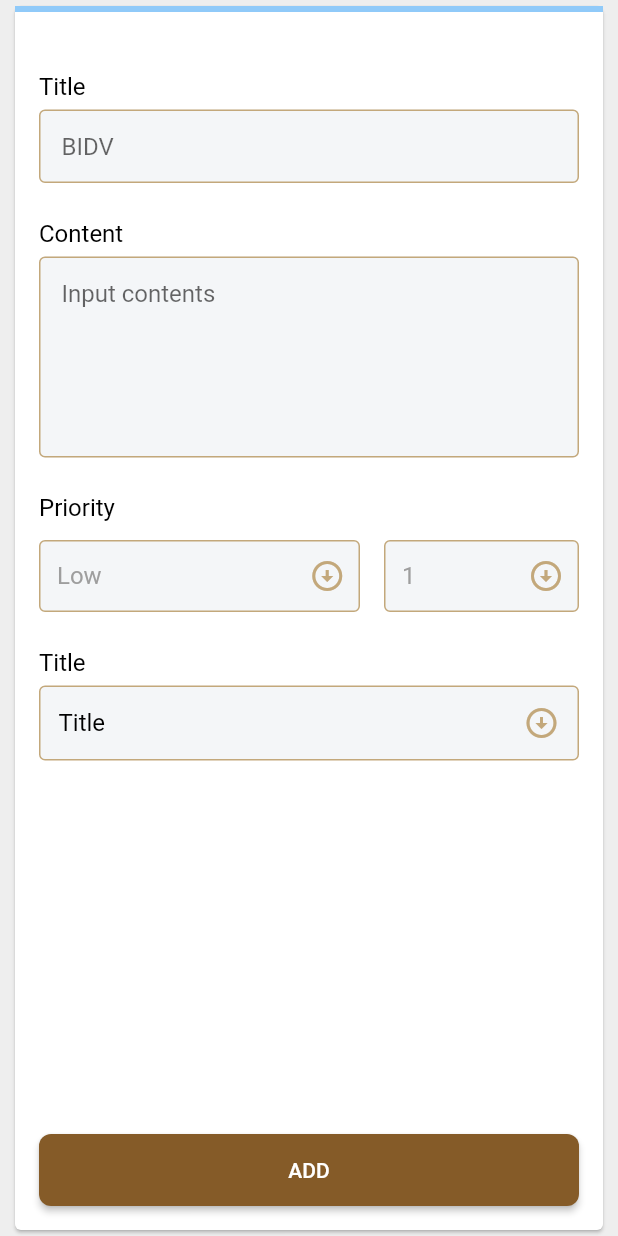
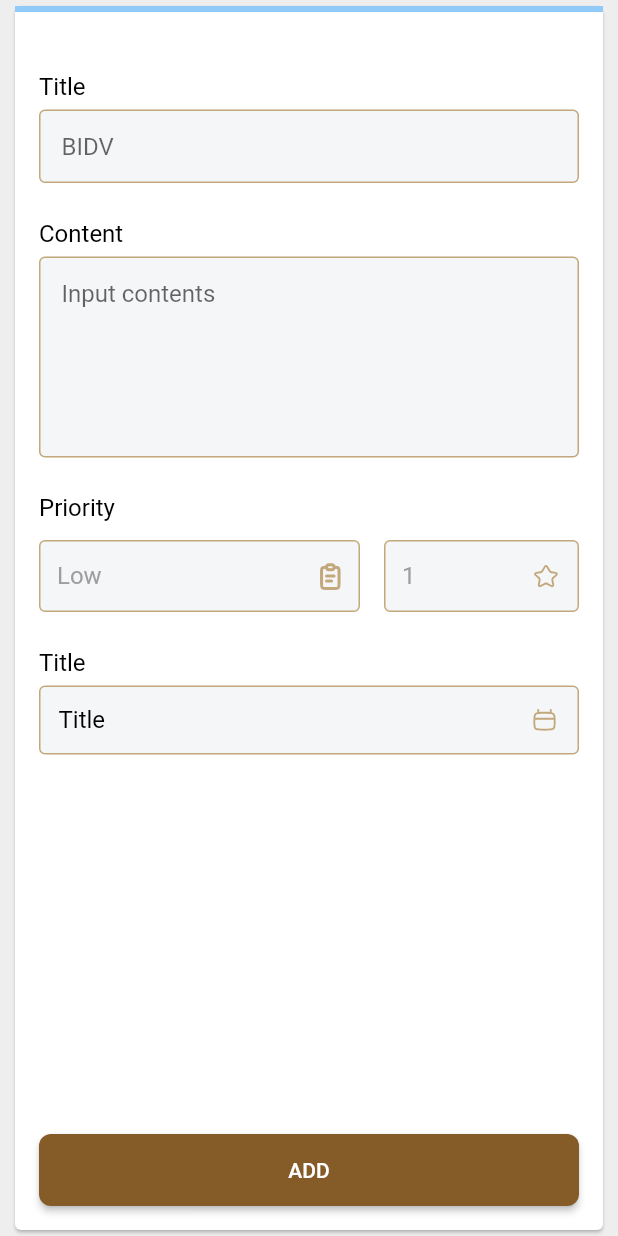
Before and after one commit to nghevabe/TodoApp, a Flutter app: the SignUpScreen screen opened directly, on a phone screen of 412 x 824 dp. Run offline on Flutter 3.47's test engine with Material 2 defaults, Android fonts, the phone set to English and light mode, and no system bars; our stand-ins replace flutter_svg, hexcolor.

Commit message:
Change icons

```diff
--- a/lib/add_task_screen.dart
+++ b/lib/add_task_screen.dart
@@ -1,6 +1,7 @@
 import 'package:flutter/cupertino.dart';
 import 'package:flutter/material.dart';
 import 'package:hexcolor/hexcolor.dart';
+import 'package:flutter_svg/flutter_svg.dart';
 
 class AddTaskScreen extends StatelessWidget {
   const AddTaskScreen();
@@ -180,7 +181,7 @@ Widget _pointPicker() {
               BorderRadius.circular(4), //border raiuds of dropdown button
         ),
         child: Container(
-            padding: EdgeInsets.only(left: 12, right: 10),
+            padding: EdgeInsets.only(left: 12, right: 12),
             child: DropdownButton(
               underline: SizedBox(),
               value: "1",
@@ -203,7 +204,7 @@ Widget _pointPicker() {
                   Container(
                     //Icon at tail, arrow bott
                       alignment: Alignment.centerRight,
-                      child: Icon(Icons.arrow_circle_down_sharp))
+                      child: SvgPicture.asset('assets/ic_star.svg', color: HexColor("#C3A87B"),))
                 ],
               )),
 
@@ -281,7 +282,7 @@ Widget _priorityPicker() {
                     //Icon at tail, arrow bott
                     width: 134,
                     alignment: Alignment.centerRight,
-                    child: Icon(Icons.arrow_circle_down_sharp)),
+                    child: SvgPicture.asset('assets/ic_task.svg', color: HexColor("#C3A87B"),)),
                 iconEnabledColor: HexColor("#C3A87B"), //Icon color
                   style: TextStyle(  //te
                       color: Colors.grey, //Font color
@@ -316,10 +317,8 @@ Widget _datePicker() {
 
           Expanded(child: Container(
               alignment: Alignment.centerRight,
-              child: Icon(
-                Icons.arrow_circle_down_sharp,
-                color: HexColor("#C3A87B"), //<-- SEE HERE
-              ),))
+              child: SvgPicture.asset('assets/ic_calender.svg',
+                  color: HexColor("#C3A87B")),))
         ],
       )
     );
--- a/lib/utils/util_components.dart
+++ b/lib/utils/util_components.dart
@@ -1,7 +1,6 @@
 import 'package:flutter/material.dart';
 import 'package:hexcolor/hexcolor.dart';
 import 'package:flutter_svg/flutter_svg.dart';
-import 'package:todo_app/TaskItem.dart';
 
 
 class CardTaskItem extends StatelessWidget {
--- a/pubspec.yaml
+++ b/pubspec.yaml
@@ -59,6 +59,7 @@ flutter:
     - assets/ic_back_black.svg
     - assets/ic_star.svg
     - assets/ic_calender.svg
+    - assets/ic_task.svg
     - assets/ic_add.png
 
   # The following line ensures that the Material Icons font is
```
Also changed, not shown: assets/ic_task.svg (added), pubspec.lock.
